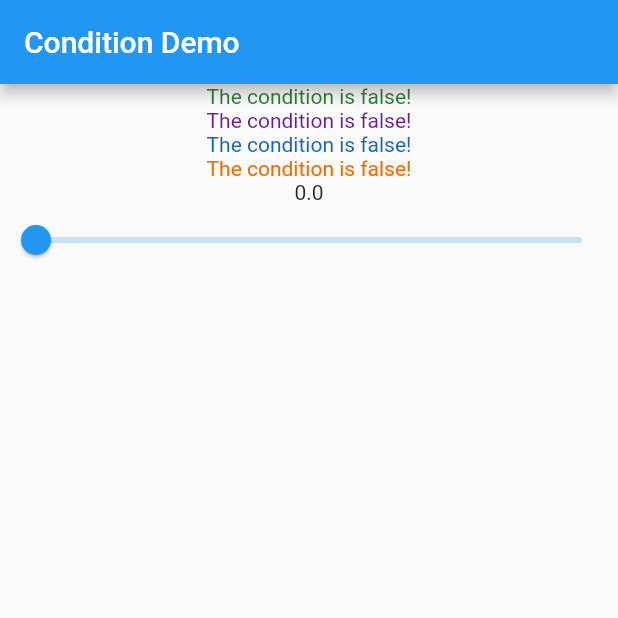
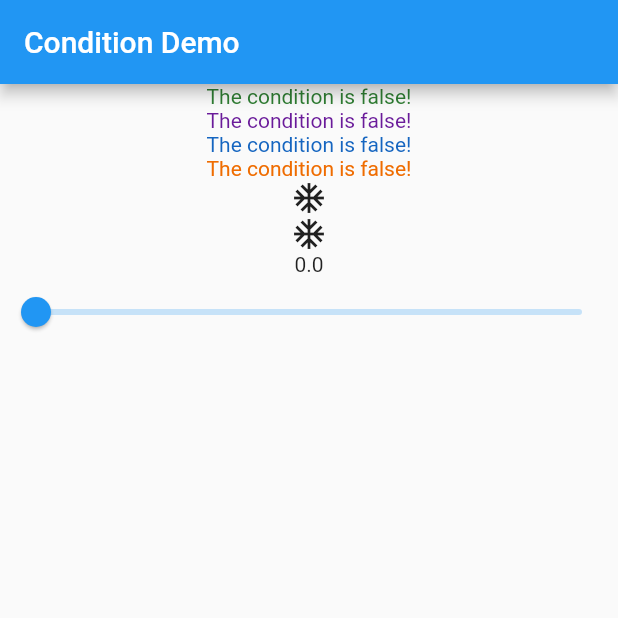
Before and after one commit to SEGVeenstra/conditioned, a Flutter app: the screen it shows after launch, on a phone screen of 412 x 824 dp, the top half of it. Run offline on Flutter 3.47's test engine with Material 2 defaults, Android fonts, the phone set to English and light mode, and no system bars.

Commit message:
Add MatchCondition Widget

```diff
--- a/example/lib/main.dart
+++ b/example/lib/main.dart
@@ -52,6 +52,38 @@ class MyApp extends StatelessWidget {
                   style: TextStyle(color: Colors.orange[800]),
                 ),
               ),
+              if (myNumber < 25)
+                Icon(Icons.ac_unit)
+              else if (myNumber < 50)
+                Icon(
+                  Icons.beach_access,
+                  size: 64.0,
+                )
+              else if (myNumber < 75)
+                Icon(
+                  Icons.wb_cloudy,
+                  semanticLabel: 'icon of a cloud',
+                )
+              else
+                Icon(Icons.wb_sunny),
+              MatchCondition(
+                cases: [
+                  Case(condition: myNumber < 25, widget: Icon(Icons.ac_unit)),
+                  Case(
+                      condition: myNumber < 50,
+                      widget: Icon(
+                        Icons.beach_access,
+                        size: 64.0,
+                      )),
+                  Case(
+                      condition: myNumber < 75,
+                      widget: Icon(
+                        Icons.wb_cloudy,
+                        semanticLabel: 'icon of a cloud',
+                      )),
+                ],
+                elseCase: Icon(Icons.wb_sunny),
+              ),
               Text(myNumber.toStringAsFixed(1)),
               Slider(
                 value: myNumber,
--- a/example/pubspec.yaml
+++ b/example/pubspec.yaml
@@ -14,7 +14,7 @@ description: Example project for the condition package
 version: 1.0.0+1
 
 environment:
-  sdk: ">=2.1.0 <3.0.0"
+  sdk: ">=2.2.2 <3.0.0"
 
 dependencies:
   flutter:
--- a/lib/condition.dart
+++ b/lib/condition.dart
@@ -1,3 +1,4 @@
 library condition;
 
 export 'src/condition.dart';
+export 'src/multi_condition.dart';
--- a/lib/src/condition.dart
+++ b/lib/src/condition.dart
@@ -3,12 +3,12 @@ import 'package:flutter/foundation.dart';
 
 class Condition extends StatelessWidget {
 
+  Condition({@required this.condition,this.whenTrue, this.whenFalse});
+
   final bool condition;
   final Widget whenTrue;
   final Widget whenFalse;
 
-  Condition({@required this.condition,this.whenTrue, this.whenFalse});
-
   @override
   Widget build(BuildContext context) => condition ? whenTrue : whenFalse;
 }
--- /dev/null
+++ b/lib/src/multi_condition.dart
@@ -0,0 +1,29 @@
+import 'package:flutter/widgets.dart';
+
+/// MatchCondition will return the Widget of the Case that has the first positive condition.
+class MatchCondition extends StatelessWidget {
+
+  /// Creates a new MatchCondition
+  MatchCondition({@required this.cases, @required this.elseCase});
+
+  /// The cases to test against.
+  final List<Case> cases;
+
+  /// The Widget to show when non of the cases match.
+  final Widget elseCase;
+
+  @override
+  Widget build(BuildContext context) {
+    for (var c in cases) {
+      if (c.condition) return c.widget;
+    }
+    return elseCase;
+  }
+}
+
+class Case {
+  final bool condition;
+  final Widget widget;
+
+  Case({@required this.condition, @required this.widget});
+}
```
